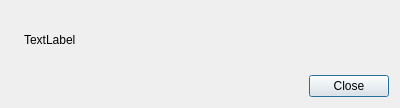
Qt form gui/alert_dialog.ui (leleopard/pyXPArduino) before a commit.
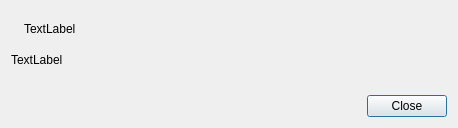
The same form after that commit. Icons and pictures are not drawn.

Diff of the .ui file:
```diff
--- a/gui/alert_dialog.ui
+++ b/gui/alert_dialog.ui
@@ -6,8 +6,8 @@
    <rect>
     <x>0</x>
     <y>0</y>
-    <width>400</width>
-    <height>108</height>
+    <width>458</width>
+    <height>128</height>
    </rect>
   </property>
   <property name="windowTitle">
@@ -44,6 +44,24 @@
      </item>
     </layout>
    </item>
+   <item>
+    <widget class="QLabel" name="exception_label">
+     <property name="font">
+      <font>
+       <pointsize>9</pointsize>
+      </font>
+     </property>
+     <property name="text">
+      <string>TextLabel</string>
+     </property>
+     <property name="alignment">
+      <set>Qt::AlignLeading|Qt::AlignLeft|Qt::AlignTop</set>
+     </property>
+     <property name="wordWrap">
+      <bool>true</bool>
+     </property>
+    </widget>
+   </item>
    <item>
     <widget class="QDialogButtonBox" name="buttonBox">
      <property name="orientation">
```
